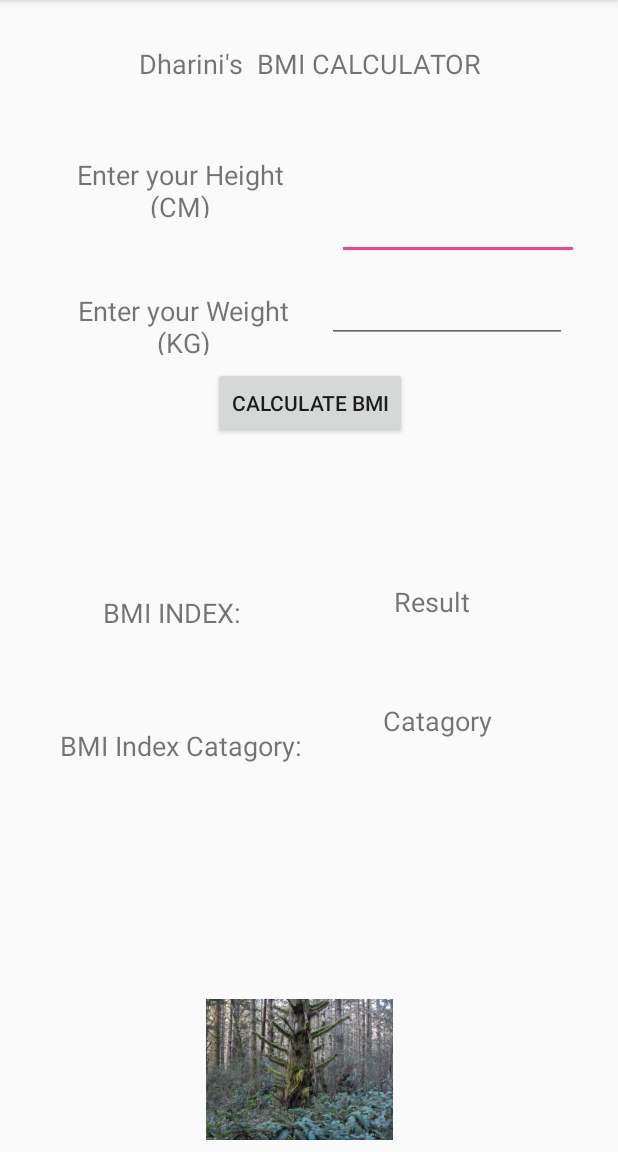
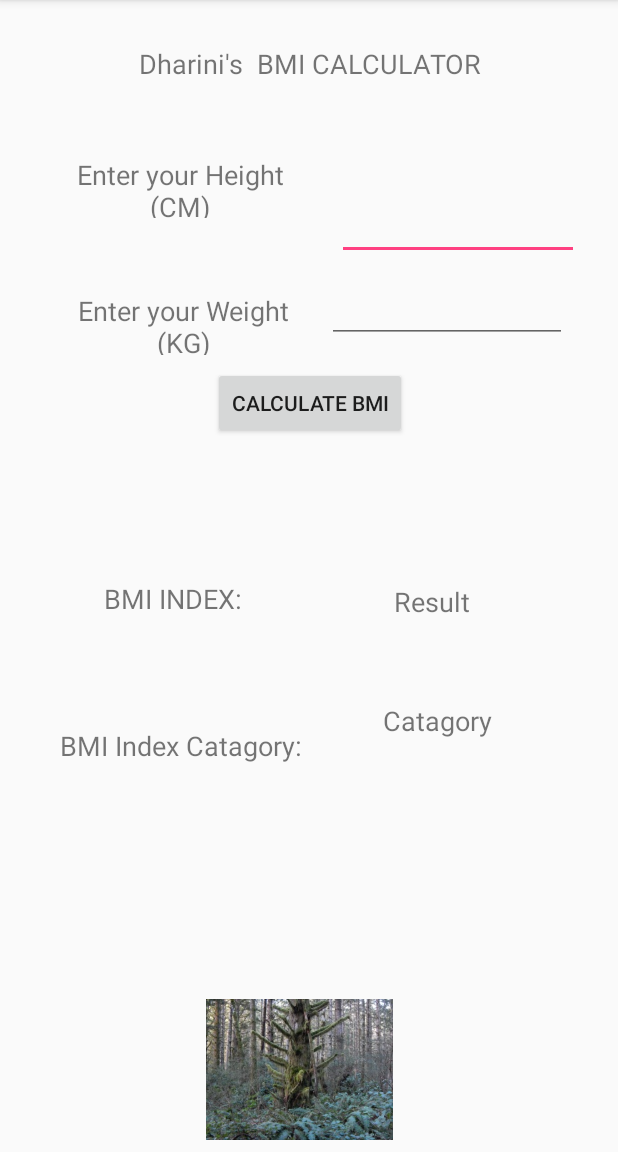
Before and after one commit to DhariniParmar/assign1, an Android app: the screen it shows after launch (MainActivity), on a phone screen of 412 x 824 dp, the part 84-1236 px from its top. Run offline under Robolectric (Android 15) with nearby library versions, the phone set to English and light mode, and no system bars.

Commit message:
Second chnges done

```diff
--- a/app/src/main/res/layout/activity_main.xml
+++ b/app/src/main/res/layout/activity_main.xml
@@ -158,11 +158,11 @@
         android:textAlignment="center"
         android:textSize="18sp"
         app:layout_constraintBottom_toBottomOf="parent"
-        app:layout_constraintHorizontal_bias="0.07"
+        app:layout_constraintHorizontal_bias="0.075"
         app:layout_constraintLeft_toLeftOf="@+id/guideline6"
         app:layout_constraintRight_toLeftOf="@+id/guideline5"
         app:layout_constraintTop_toTopOf="@+id/guideline3"
-        app:layout_constraintVertical_bias="0.307" />
+        app:layout_constraintVertical_bias="0.288" />
 
     <android.support.constraint.Guideline
         android:layout_width="wrap_content"
```
Also changed, not shown: app/src/main/java/com/example/student/assign1/MainActivity.java (+15 -0 lines).
